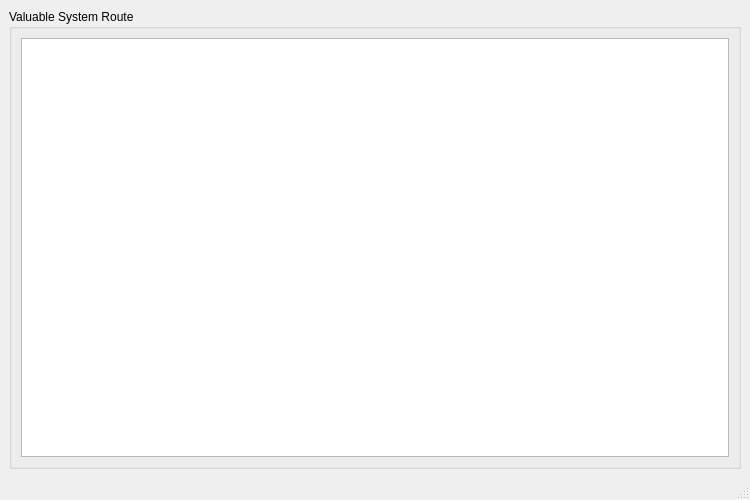
Qt form src/ValuablePlanetRouteViewer.ui (neotron/EDPathFinder) before a commit.
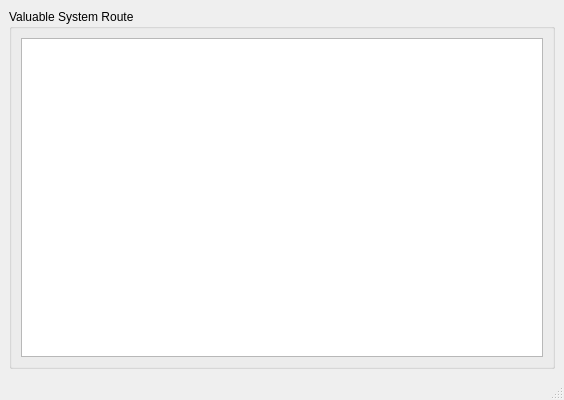
The same form after that commit.

What changed in the file:
```diff
--- a/src/ValuablePlanetRouteViewer.ui
+++ b/src/ValuablePlanetRouteViewer.ui
@@ -6,8 +6,8 @@
    <rect>
     <x>0</x>
     <y>0</y>
-    <width>750</width>
-    <height>500</height>
+    <width>564</width>
+    <height>400</height>
    </rect>
   </property>
   <property name="sizePolicy">
@@ -18,8 +18,8 @@
   </property>
   <property name="minimumSize">
    <size>
-    <width>628</width>
-    <height>500</height>
+    <width>560</width>
+    <height>400</height>
    </size>
   </property>
   <property name="windowTitle">
@@ -43,7 +43,7 @@
       </property>
       <property name="minimumSize">
        <size>
-        <width>600</width>
+        <width>540</width>
         <height>0</height>
        </size>
       </property>
```
Left out of the diff: 2 changed lines with no effect on the pictures.
